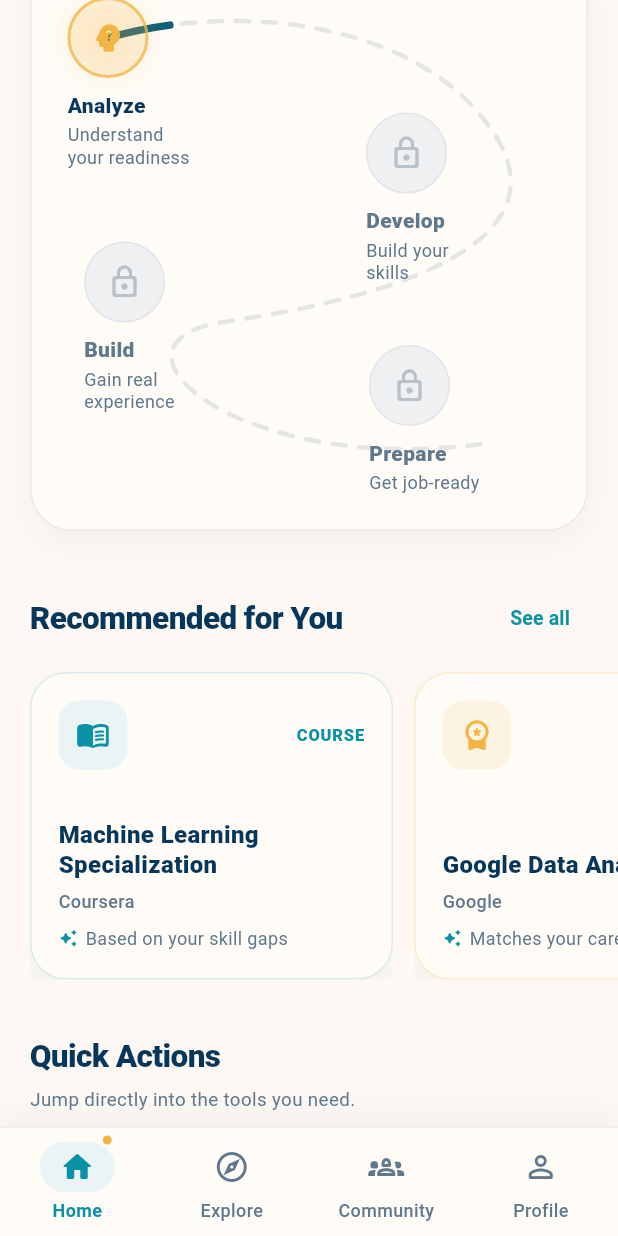
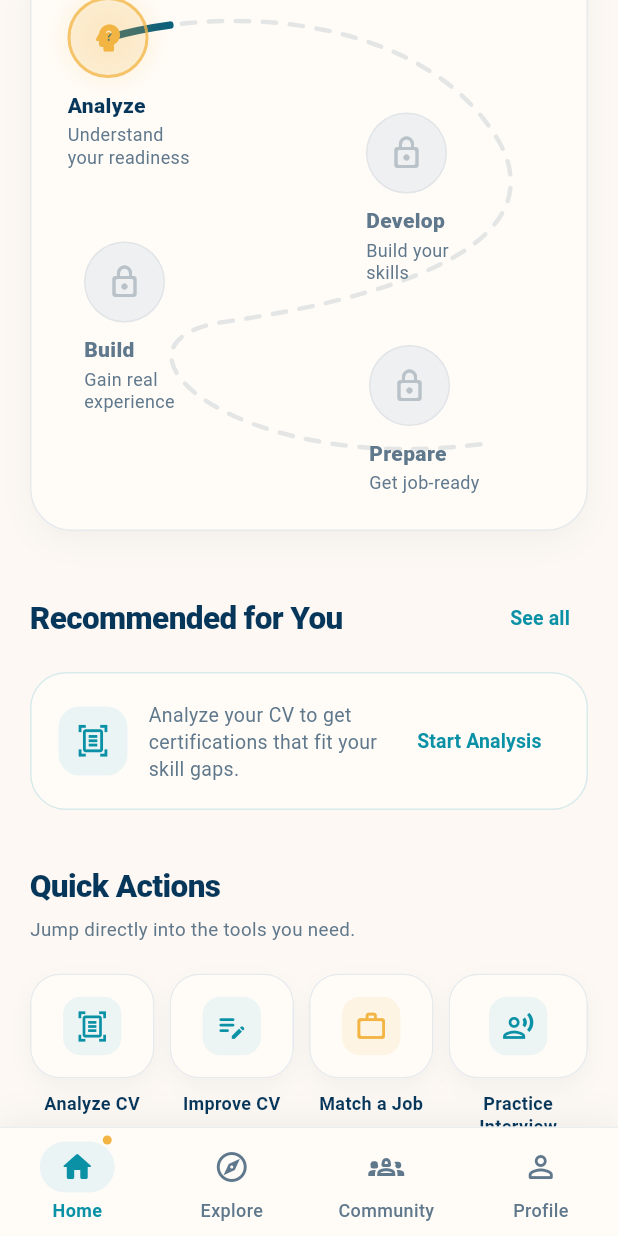
Before and after one commit to joodijana-oss/2026-GP1-18, a Flutter app: the HomeScreen screen opened directly, scrolled down 576 dp, on a phone screen of 412 x 824 dp. Run offline on Flutter 3.47's test engine with Material 3 defaults, Android fonts, the phone set to English and light mode, and no system bars; our stand-ins replace cloud_firestore, csv, file_picker, firebase_auth, firebase_core, image_picker and 1 more; missing offline and left inert: syncfusion_flutter_pdf; accounts and stored records are empty; Roboto replaces fonts that are missing (Arial).

Commit message:
Home screen update

```diff
--- a/lib/screens/home_screen.dart
+++ b/lib/screens/home_screen.dart
@@ -1,6 +1,9 @@
 import 'package:flutter/material.dart';
 import '../theme/app_colors.dart';
 import '../services/user_service.dart';
+import '../services/certification_service.dart';
+// If this import is red, change the path to where the recommender file is.
+import '../services/content_based_recommender.dart';
 
 import 'profile_screen.dart';
 import 'explore_screen.dart';
@@ -12,6 +15,8 @@ import '../features/mock_interview/mock_interview_screen.dart';
 import '../features/cv_improvement/cv_improvement_screen.dart';
 import '../features/job_match/job_match_screen.dart';
 import '../features/certifications/certifications_screen.dart';
+// If this import is red, change it to the details screen's file name.
+import '../features/certifications/certification_details_screen.dart';
 import '../features/heatmap/heatmap_screen.dart';
 
 class HomeScreen extends StatefulWidget {
@@ -43,29 +48,16 @@ class _HomeScreenState extends State<HomeScreen>
   // 0 until the user has a career analysis (also while loading / on error)
   int currentJourneyStage = 0;
 
-  final List<RecommendationItem> recommendations = [
-    const RecommendationItem(
-      type: 'Course',
-      title: 'Machine Learning Specialization',
-      provider: 'Coursera',
-      reason: 'Based on your skill gaps',
-      icon: Icons.menu_book_rounded,
-    ),
-    const RecommendationItem(
-      type: 'Certification',
-      title: 'Google Data Analytics',
-      provider: 'Google',
-      reason: 'Matches your career interests',
-      icon: Icons.workspace_premium_rounded,
-    ),
-    const RecommendationItem(
-      type: 'Project',
-      title: 'Build a Data Dashboard',
-      provider: 'Masra',
-      reason: 'Strengthen your portfolio',
-      icon: Icons.code_rounded,
-    ),
-  ];
+  // "Recommended for You": certifications from the Certification
+  // Recommender (same results as the Certifications screen).
+  List<RecommendationItem> recommendations = [];
+  bool _recommendationsLoading = true;
+
+  // false = no AI Career Analysis for the current CV yet
+  bool _hasAnalysis = false;
+
+  // How many certifications Home shows (the rest are in "See all")
+  static const int _maxHomeRecommendations = 3;
 
   @override
   void initState() {
@@ -85,6 +77,87 @@ class _HomeScreenState extends State<HomeScreen>
 
     _loadUserName();
     _loadJourneyStage();
+    _loadRecommendations();
+  }
+
+  // Reads the saved certification matches from the latest analysis.
+  // If they were never saved (the user has not opened the Certifications
+  // screen yet), they are calculated here the same way, without saving.
+  Future<void> _loadRecommendations() async {
+    try {
+      final userService = UserService();
+      final analysis = await userService.getValidLatestAnalysis();
+
+      if (analysis == null) {
+        if (!mounted) return;
+        setState(() {
+          _hasAnalysis = false;
+          recommendations = [];
+          _recommendationsLoading = false;
+        });
+        return;
+      }
+
+      final catalog = await CertificationService().getAll();
+      final byId = {for (final c in catalog) c.id: c};
+      final careerGoalId = analysis['careerGoalId']?.toString() ?? '';
+      final careerName = analysis['careerGoalName']?.toString() ?? '';
+      final skillGaps = ContentBasedRecommender.skillGapsOf(analysis);
+
+      var result = CertificationRecommendations.fromSaved(
+        analysis['certificationMatches'],
+        byId: byId,
+        careerGoalId: careerGoalId,
+        skillGaps: skillGaps,
+      );
+
+      if (result == null) {
+        final user = await userService.getUser();
+        result = const ContentBasedRecommender().recommendCertifications(
+          analysis: analysis,
+          certifications: catalog,
+          experienceLevel: user?['experienceLevel']?.toString(),
+        );
+      }
+
+      // Certifications that close gaps first, then the ones for the goal
+      final matches = [...result.forGaps, ...result.forGoal]
+          .take(_maxHomeRecommendations);
+
+      final items = matches.map((m) {
+        final gaps = m.matchedGaps;
+        return RecommendationItem(
+          type: 'Certification',
+          title: m.certification.name,
+          provider: m.certification.issuer,
+          reason: gaps.isEmpty
+              ? 'Matches your career goal'
+              : 'Covers: ${gaps.join(', ')}',
+          icon: Icons.workspace_premium_rounded,
+          // Tapping the card opens this certification's details
+          destination: (_) => CertificationDetailsScreen(
+            certification: m.certification,
+            matchedGaps: gaps,
+            levelFits: m.levelFits,
+            careerName: careerName,
+          ),
+        );
+      }).toList();
+
+      if (!mounted) return;
+      setState(() {
+        _hasAnalysis = true;
+        recommendations = items;
+        _recommendationsLoading = false;
+      });
+    } catch (e) {
+      debugPrint('HOME LOAD RECOMMENDATIONS ERROR: $e');
+      if (!mounted) return;
+      setState(() {
+        recommendations = [];
+        _recommendationsLoading = false;
+      });
+    }
   }
 
   // Analysis saved for the current CV -> Analyze done, Develop is current.
@@ -152,6 +225,7 @@ class _HomeScreenState extends State<HomeScreen>
     );
 
     _loadJourneyStage();
+    _loadRecommendations();
   }
 
   // Same as tapping "Explore" in the bottom nav (tabs replace each other)
@@ -387,6 +461,7 @@ class _HomeScreenState extends State<HomeScreen>
                   // لو اليوزر غيّر اسمه من البروفايل
                   _loadUserName();
                   _loadJourneyStage();
+                  _loadRecommendations();
                 },
                 child: Container(
                   width: 46,
@@ -886,8 +961,8 @@ class _HomeScreenState extends State<HomeScreen>
               ),
 
               TextButton(
-                // No "all recommendations" screen yet
-                onPressed: _showComingSoon,
+                onPressed: () =>
+                    _openScreen((_) => const CertificationsScreen()),
                 child: Text(
                   'See all',
                   style: TextStyle(
@@ -903,6 +978,25 @@ class _HomeScreenState extends State<HomeScreen>
 
         const SizedBox(height: 12),
 
+        if (_recommendationsLoading)
+          _recommendationsMessage(
+            icon: Icons.hourglass_empty_rounded,
+            text: 'Loading your recommendations...',
+          )
+        else if (!_hasAnalysis)
+          _recommendationsMessage(
+            icon: Icons.document_scanner_outlined,
+            text: 'Analyze your CV to get certifications that fit your skill gaps.',
+            buttonLabel: 'Start Analysis',
+            onPressed: () =>
+                _openScreen((_) => const CareerAnalysisScreen()),
+          )
+        else if (recommendations.isEmpty)
+          _recommendationsMessage(
+            icon: Icons.workspace_premium_outlined,
+            text: 'No certifications found for your career goal yet.',
+          )
+        else
         SizedBox(
           height: 205,
           child: ListView.separated(
@@ -923,12 +1017,75 @@ class _HomeScreenState extends State<HomeScreen>
     );
   }
 
+  // Shown instead of the cards while loading, before the first analysis,
+  // or when no certification fits the career goal.
+  Widget _recommendationsMessage({
+    required IconData icon,
+    required String text,
+    String? buttonLabel,
+    VoidCallback? onPressed,
+  }) {
+    return Padding(
+      padding: const EdgeInsets.symmetric(horizontal: 20),
+      child: Container(
+        width: double.infinity,
+        padding: const EdgeInsets.all(18),
+        decoration: BoxDecoration(
+          color: AppColors.softBackground,
+          borderRadius: BorderRadius.circular(24),
+          border: Border.all(
+            color: AppColors.tealText.withValues(alpha: 0.16),
+          ),
+        ),
+        child: Row(
+          children: [
+            Container(
+              width: 46,
+              height: 46,
+              decoration: BoxDecoration(
+                color: AppColors.lightTeal.withValues(alpha: 0.60),
+                borderRadius: BorderRadius.circular(14),
+              ),
+              child: Icon(icon, color: AppColors.tealText, size: 23),
+            ),
+            const SizedBox(width: 14),
+            Expanded(
+              child: Text(
+                text,
+                style: TextStyle(
+                  color: AppColors.secondaryText,
+                  fontSize: 13,
+                  height: 1.4,
+                ),
+              ),
+            ),
+            if (buttonLabel != null && onPressed != null) ...[
+              const SizedBox(width: 8),
+              TextButton(
+                onPressed: onPressed,
+                child: Text(
+                  buttonLabel,
+                  style: TextStyle(
+                    color: AppColors.tealText,
+                    fontSize: 13,
+                    fontWeight: FontWeight.w700,
+                  ),
+                ),
+              ),
+            ],
+          ],
+        ),
+      ),
+    );
+  }
+
   Widget _recommendationCard(
     RecommendationItem item,
     int index,
   ) {
     final bool goldAccent = index.isOdd;
-    final destination = _recommendationDestination(item.type);
+    final destination =
+        item.destination ?? _recommendationDestination(item.type);
 
     // Material + Ink so the ripple shows on top of the card color
     return Material(
@@ -1795,12 +1952,16 @@ class RecommendationItem {
   final String reason;
   final IconData icon;
 
+  // The screen the card opens. null = the default screen for [type].
+  final WidgetBuilder? destination;
+
   const RecommendationItem({
     required this.type,
     required this.title,
     required this.provider,
     required this.reason,
     required this.icon,
+    this.destination,
   });
 }
 
```
Also changed, not shown: 5 other files.
